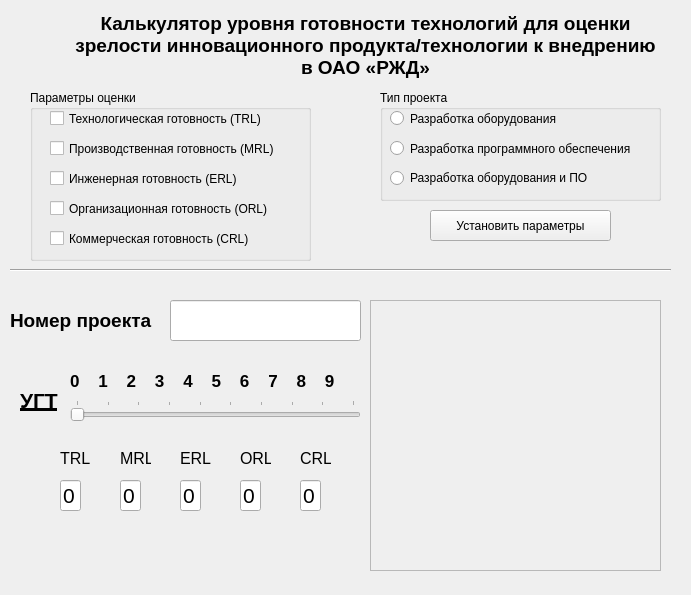
KarapetEV/TPRL_Calc, file firstForm.ui: the form before one commit.
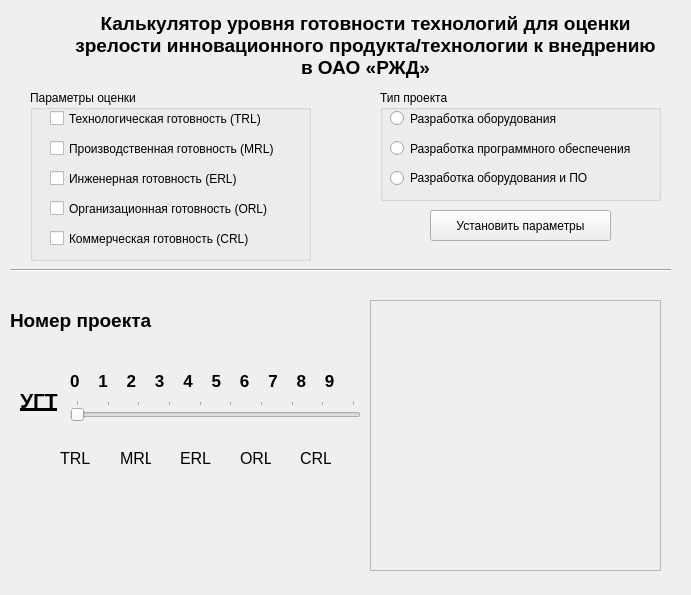
The form after the commit.

```diff
--- a/firstForm.ui
+++ b/firstForm.ui
@@ -414,108 +414,120 @@
     <string>ERL</string>
    </property>
   </widget>
-  <widget class="QLineEdit" name="trlResult">
+  <widget class="QLabel" name="labelNumProject">
+   <property name="geometry">
+    <rect>
+     <x>180</x>
+     <y>300</y>
+     <width>181</width>
+     <height>41</height>
+    </rect>
+   </property>
+   <property name="font">
+    <font>
+     <pointsize>14</pointsize>
+     <weight>75</weight>
+     <bold>true</bold>
+    </font>
+   </property>
+   <property name="text">
+    <string/>
+   </property>
+  </widget>
+  <widget class="QLabel" name="trl_result">
    <property name="geometry">
     <rect>
      <x>60</x>
-     <y>480</y>
-     <width>21</width>
+     <y>470</y>
+     <width>31</width>
      <height>31</height>
     </rect>
    </property>
    <property name="font">
     <font>
-     <pointsize>16</pointsize>
+     <pointsize>14</pointsize>
+     <weight>75</weight>
+     <bold>true</bold>
     </font>
    </property>
    <property name="text">
-    <string>0</string>
+    <string/>
    </property>
   </widget>
-  <widget class="QLineEdit" name="erlResult">
-   <property name="geometry">
-    <rect>
-     <x>180</x>
-     <y>480</y>
-     <width>21</width>
-     <height>31</height>
-    </rect>
-   </property>
-   <property name="font">
-    <font>
-     <pointsize>16</pointsize>
-    </font>
-   </property>
-   <property name="text">
-    <string>0</string>
-   </property>
-  </widget>
-  <widget class="QLineEdit" name="mrlResult">
+  <widget class="QLabel" name="mrl_result">
    <property name="geometry">
     <rect>
      <x>120</x>
-     <y>480</y>
-     <width>21</width>
+     <y>470</y>
+     <width>31</width>
      <height>31</height>
     </rect>
    </property>
    <property name="font">
     <font>
-     <pointsize>16</pointsize>
+     <pointsize>14</pointsize>
+     <weight>75</weight>
+     <bold>true</bold>
     </font>
    </property>
    <property name="text">
-    <string>0</string>
+    <string/>
    </property>
   </widget>
-  <widget class="QLineEdit" name="orlResult">
+  <widget class="QLabel" name="erl_result">
+   <property name="geometry">
+    <rect>
+     <x>180</x>
+     <y>470</y>
+     <width>31</width>
+     <height>31</height>
+    </rect>
+   </property>
+   <property name="font">
+    <font>
+     <pointsize>14</pointsize>
+     <weight>75</weight>
+     <bold>true</bold>
+    </font>
+   </property>
+   <property name="text">
+    <string/>
+   </property>
+  </widget>
+  <widget class="QLabel" name="orl_result">
    <property name="geometry">
     <rect>
      <x>240</x>
-     <y>480</y>
-     <width>21</width>
+     <y>470</y>
+     <width>31</width>
      <height>31</height>
     </rect>
    </property>
    <property name="font">
     <font>
-     <pointsize>16</pointsize>
+     <pointsize>14</pointsize>
+     <weight>75</weight>
+     <bold>true</bold>
     </font>
    </property>
    <property name="text">
-    <string>0</string>
+    <string/>
    </property>
   </widget>
-  <widget class="QLineEdit" name="crlResult">
+  <widget class="QLabel" name="crl_result">
    <property name="geometry">
     <rect>
      <x>300</x>
-     <y>480</y>
-     <width>21</width>
+     <y>470</y>
+     <width>31</width>
      <height>31</height>
     </rect>
    </property>
    <property name="font">
     <font>
-     <pointsize>16</pointsize>
-    </font>
-   </property>
-   <property name="text">
-    <string>0</string>
-   </property>
-  </widget>
-  <widget class="QLineEdit" name="lineNumProject">
-   <property name="geometry">
-    <rect>
-     <x>170</x>
-     <y>300</y>
-     <width>191</width>
-     <height>41</height>
-    </rect>
-   </property>
-   <property name="font">
-    <font>
      <pointsize>14</pointsize>
+     <weight>75</weight>
+     <bold>true</bold>
     </font>
    </property>
    <property name="text">
```
